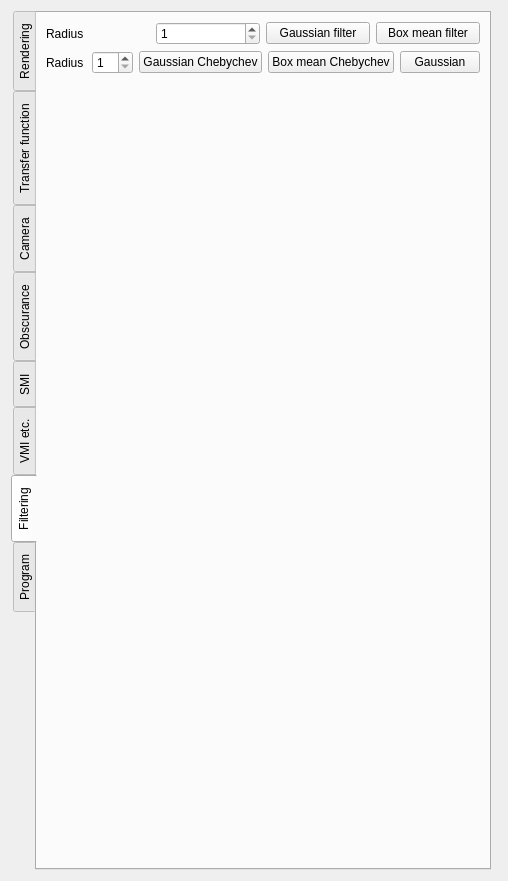
Above: starviewer/src/extensions/playground/experimental3d/qexperimental3dextensionbase.ui from starviewer-medical/starviewer before the change. Below: the same form after it.
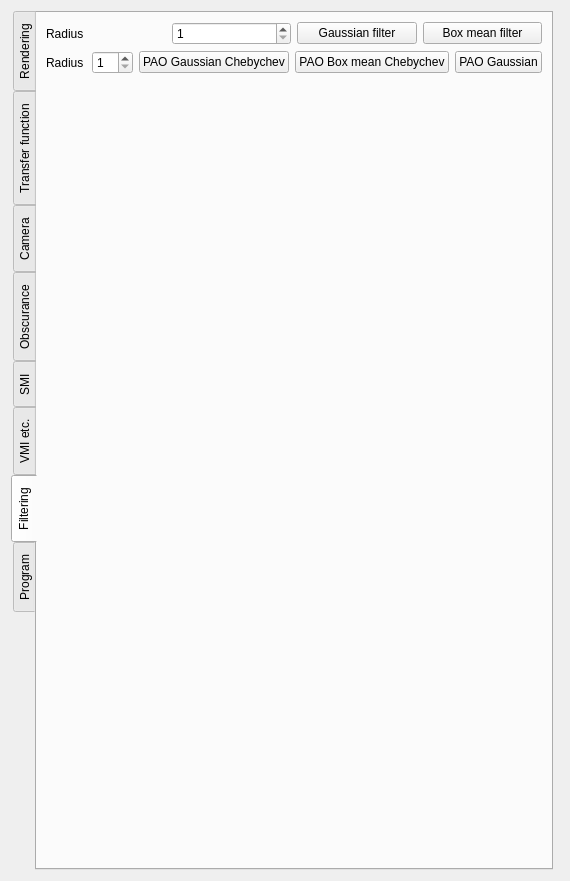
That is the form after the change. The open tabs and pages were chosen to show the change. Custom widgets are drawn as their Qt base class.

Patch:
```diff
--- a/starviewer/src/extensions/playground/experimental3d/qexperimental3dextensionbase.ui
+++ b/starviewer/src/extensions/playground/experimental3d/qexperimental3dextensionbase.ui
@@ -6,7 +6,7 @@
    <rect>
     <x>0</x>
     <y>0</y>
-    <width>475</width>
+    <width>542</width>
     <height>874</height>
    </rect>
   </property>
@@ -2974,21 +2974,21 @@
          <item>
           <widget class="QPushButton" name="m_chebychevGaussianPushButton">
            <property name="text">
-            <string>Gaussian Chebychev</string>
+            <string>PAO Gaussian Chebychev</string>
            </property>
           </widget>
          </item>
          <item>
           <widget class="QPushButton" name="m_chebychevBoxMeanPushButton">
            <property name="text">
-            <string>Box mean Chebychev</string>
+            <string>PAO Box mean Chebychev</string>
            </property>
           </widget>
          </item>
          <item>
           <widget class="QPushButton" name="m_gaussianPushButton">
            <property name="text">
-            <string>Gaussian</string>
+            <string>PAO Gaussian</string>
            </property>
           </widget>
          </item>
```
Left out of the diff: 26 changed lines with no effect on the pictures.
